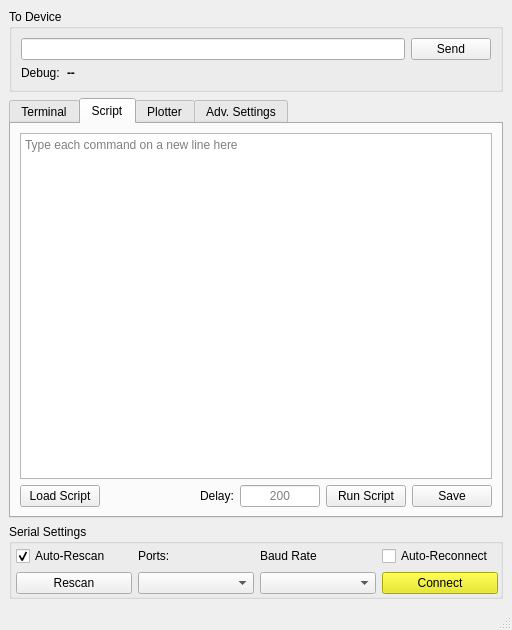
First picture: the form in ui_files/mainWindow.ui, repository careweather/SerialKiller, before the edit.
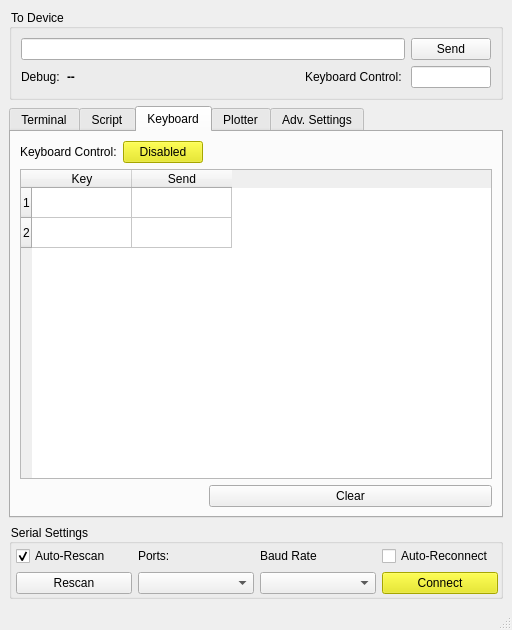
Second picture: the form after the edit. The open tabs and pages were chosen to show the change. Custom widgets are drawn as their Qt base class.

```diff
--- a/ui_files/mainWindow.ui
+++ b/ui_files/mainWindow.ui
@@ -43,6 +43,9 @@
   <property name="windowTitle">
    <string>Serial Killer</string>
   </property>
+  <property name="styleSheet">
+   <string notr="true">alternate-background-color: rgb(255, 255, 127);</string>
+  </property>
   <property name="toolButtonStyle">
    <enum>Qt::ToolButtonTextOnly</enum>
   </property>
@@ -83,6 +86,35 @@
          </property>
         </widget>
        </item>
+       <item row="1" column="3">
+        <widget class="QLineEdit" name="lineEdit_keyboard">
+         <property name="enabled">
+          <bool>true</bool>
+         </property>
+         <property name="maximumSize">
+          <size>
+           <width>80</width>
+           <height>16777215</height>
+          </size>
+         </property>
+         <property name="maxLength">
+          <number>2</number>
+         </property>
+        </widget>
+       </item>
+       <item row="1" column="2">
+        <widget class="QLabel" name="label_keyboardControl">
+         <property name="maximumSize">
+          <size>
+           <width>100</width>
+           <height>16777215</height>
+          </size>
+         </property>
+         <property name="text">
+          <string>Keyboard Control:</string>
+         </property>
+        </widget>
+       </item>
        <item row="1" column="1">
         <widget class="QLabel" name="label_debug">
          <property name="font">
@@ -437,12 +469,19 @@
          <widget class="QTextEdit" name="textEdit_script">
           <property name="font">
            <font>
-            <family>Segoe UI</family>
-            <pointsize>9</pointsize>
+            <family>Courier</family>
+            <pointsize>10</pointsize>
             <italic>false</italic>
-            <bold>false</bold>
+            <bold>true</bold>
            </font>
           </property>
+          <property name="styleSheet">
+           <string notr="true">background-color: rgb(24, 24, 24);
+color: rgb(236, 236, 236);</string>
+          </property>
+          <property name="cursorWidth">
+           <number>1</number>
+          </property>
           <property name="placeholderText">
            <string>Type each command on a new line here</string>
           </property>
@@ -457,6 +496,91 @@
         </item>
        </layout>
       </widget>
+      <widget class="QWidget" name="tab_2">
+       <attribute name="title">
+        <string>Keyboard</string>
+       </attribute>
+       <layout class="QGridLayout" name="gridLayout_14">
+        <item row="0" column="0">
+         <widget class="QLabel" name="label_14">
+          <property name="text">
+           <string>Keyboard Control:</string>
+          </property>
+         </widget>
+        </item>
+        <item row="1" column="0" colspan="3">
+         <widget class="QTableWidget" name="tableWidget_controls">
+          <property name="rowCount">
+           <number>2</number>
+          </property>
+          <attribute name="horizontalHeaderMinimumSectionSize">
+           <number>20</number>
+          </attribute>
+          <attribute name="horizontalHeaderDefaultSectionSize">
+           <number>100</number>
+          </attribute>
+          <row/>
+          <row/>
+          <column>
+           <property name="text">
+            <string>Key</string>
+           </property>
+           <property name="textAlignment">
+            <set>AlignCenter</set>
+           </property>
+          </column>
+          <column>
+           <property name="text">
+            <string>Send</string>
+           </property>
+          </column>
+         </widget>
+        </item>
+        <item row="0" column="1">
+         <widget class="QPushButton" name="button_keyboard_control">
+          <property name="styleSheet">
+           <string notr="true">background-color: rgb(232, 232, 0);</string>
+          </property>
+          <property name="text">
+           <string>Disabled</string>
+          </property>
+         </widget>
+        </item>
+        <item row="0" column="2">
+         <spacer name="horizontalSpacer_8">
+          <property name="orientation">
+           <enum>Qt::Horizontal</enum>
+          </property>
+          <property name="sizeHint" stdset="0">
+           <size>
+            <width>40</width>
+            <height>20</height>
+           </size>
+          </property>
+         </spacer>
+        </item>
+        <item row="3" column="2">
+         <widget class="QPushButton" name="button_clearKeyboard">
+          <property name="text">
+           <string>Clear</string>
+          </property>
+         </widget>
+        </item>
+        <item row="3" column="0" colspan="2">
+         <spacer name="horizontalSpacer_9">
+          <property name="orientation">
+           <enum>Qt::Horizontal</enum>
+          </property>
+          <property name="sizeHint" stdset="0">
+           <size>
+            <width>40</width>
+            <height>20</height>
+           </size>
+          </property>
+         </spacer>
+        </item>
+       </layout>
+      </widget>
       <widget class="QWidget" name="tab_plotter">
        <attribute name="title">
         <string>Plotter</string>
```
Left out of the diff: 50 changed lines with no effect on the pictures.
